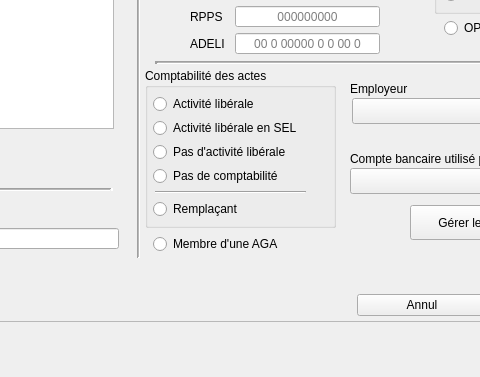
The window that Dialogs/dlg_gestionusers.ui (ukinoki/Rufus) describes before a commit, drawn with Qt 5; both pictures show x 563 to 1043 and y 233 to 610 of the 1220 by 610 pixel window.
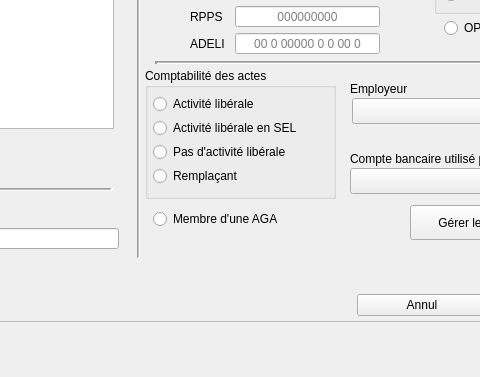
The same window after the commit. Icons and pictures are not drawn. Custom widgets are drawn as their Qt base class.

Diff of the .ui file:
```diff
--- a/Dialogs/dlg_gestionusers.ui
+++ b/Dialogs/dlg_gestionusers.ui
@@ -538,7 +538,7 @@
             <x>5</x>
             <y>0</y>
             <width>191</width>
-            <height>160</height>
+            <height>131</height>
            </rect>
           </property>
           <property name="contextMenuPolicy">
@@ -573,7 +573,7 @@
            <property name="geometry">
             <rect>
              <x>8</x>
-             <y>130</y>
+             <y>97</y>
              <width>160</width>
              <height>22</height>
             </rect>
@@ -613,47 +613,6 @@
             <string>Pas d'activité libérale</string>
            </property>
           </widget>
-          <widget class="UpRadioButton" name="NoComptaupRadioButton">
-           <property name="geometry">
-            <rect>
-             <x>8</x>
-             <y>97</y>
-             <width>160</width>
-             <height>22</height>
-            </rect>
-           </property>
-           <property name="focusPolicy">
-            <enum>Qt::StrongFocus</enum>
-           </property>
-           <property name="contextMenuPolicy">
-            <enum>Qt::NoContextMenu</enum>
-           </property>
-           <property name="toolTip">
-            <string/>
-           </property>
-           <property name="text">
-            <string>Pas de comptabilité</string>
-           </property>
-           <property name="checkable">
-            <bool>true</bool>
-           </property>
-           <property name="checked">
-            <bool>false</bool>
-           </property>
-          </widget>
-          <widget class="Line" name="line_5">
-           <property name="geometry">
-            <rect>
-             <x>10</x>
-             <y>116</y>
-             <width>151</width>
-             <height>16</height>
-            </rect>
-           </property>
-           <property name="orientation">
-            <enum>Qt::Horizontal</enum>
-           </property>
-          </widget>
           <widget class="UpRadioButton" name="ComptaLiberalSELupRadioButton">
            <property name="geometry">
             <rect>
@@ -678,7 +637,7 @@
           <property name="geometry">
            <rect>
             <x>13</x>
-            <y>165</y>
+            <y>140</y>
             <width>151</width>
             <height>22</height>
            </rect>
```
